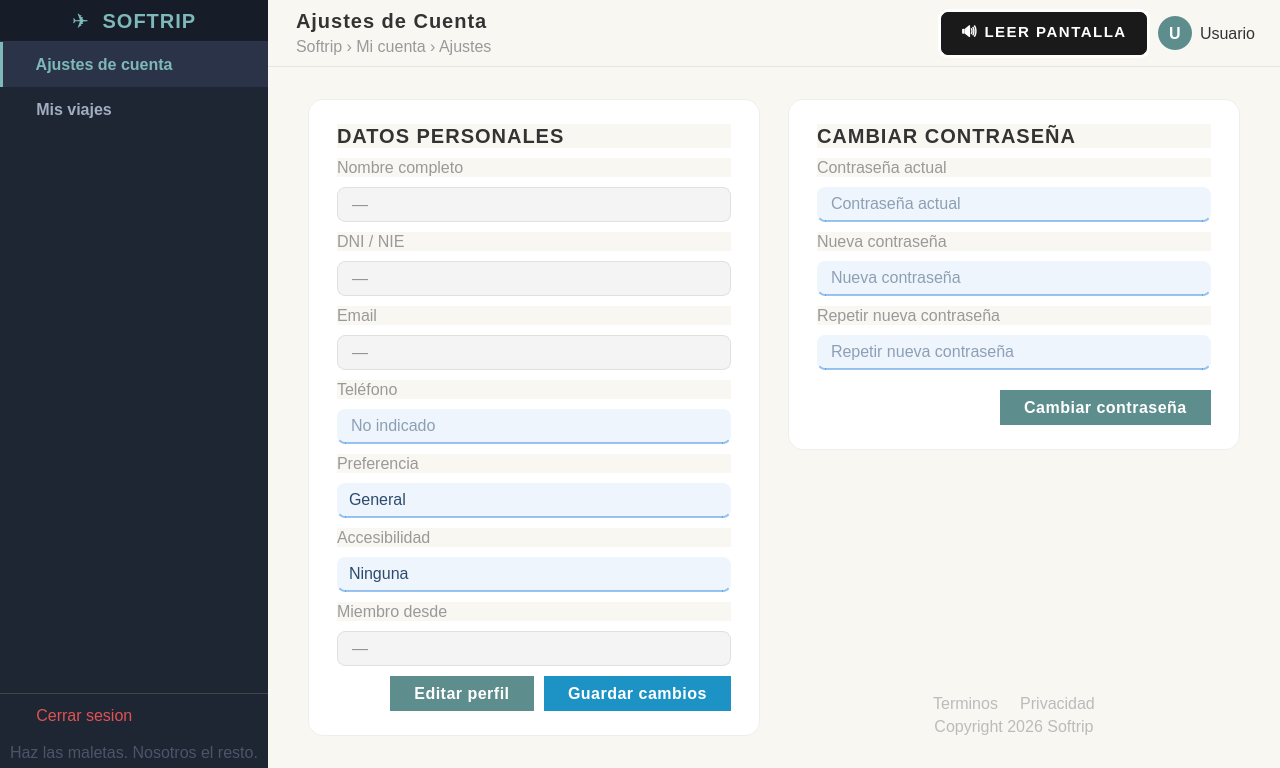
Old version of the form src/vista/ui/vistaAjustesCuenta.ui in the repository laraanton/InSo.
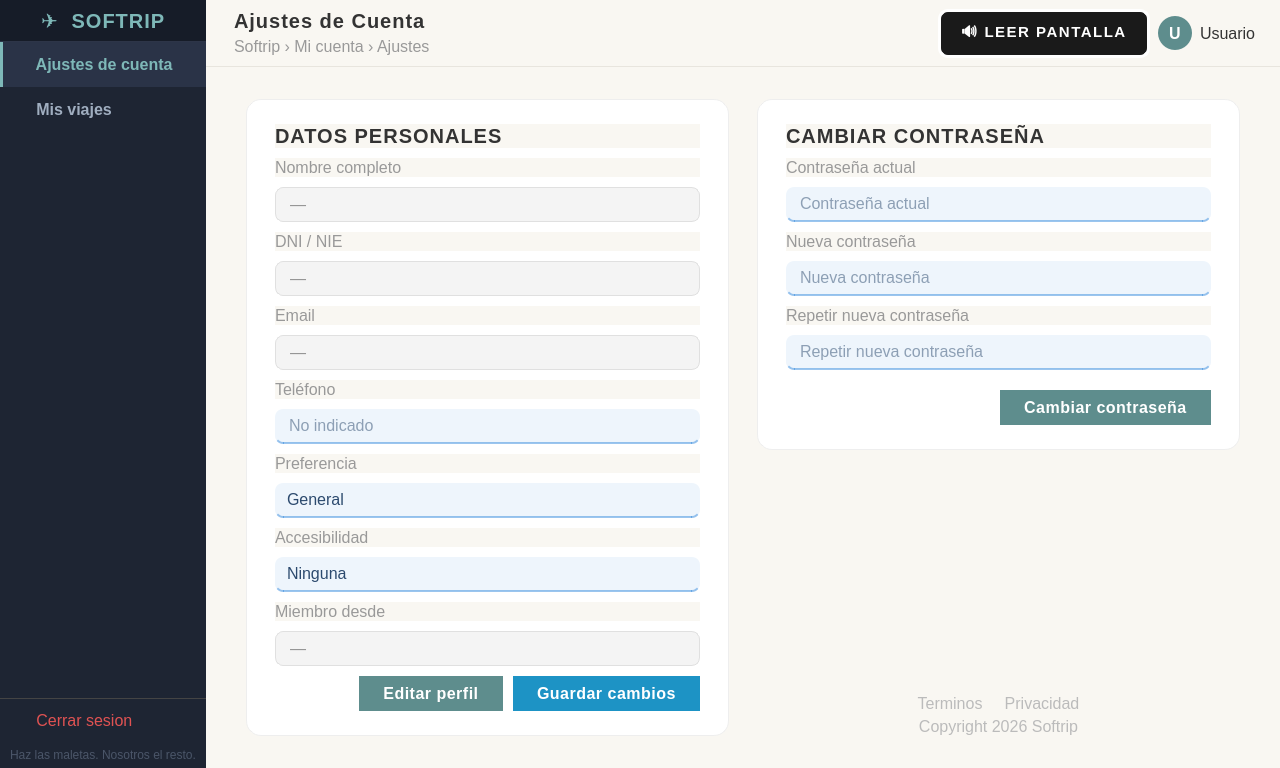
New version of the form.

Commit message:
Reduce font size for sidebar footer label
Decrease font size of sidebar footer label.

The edit to the form file:
```diff
--- a/src/vista/ui/vistaAjustesCuenta.ui
+++ b/src/vista/ui/vistaAjustesCuenta.ui
@@ -36,7 +36,7 @@
     font-size: 16px; color: #e05252; margin-top: 4px;
 }
 QPushButton#btnLogout:hover { background-color: #3a2020; color: #ff7070; border-left: 3px solid #ff7070; }
-QLabel#sidebarFooter { font-size: 16px; color: #4a5568; padding: 6px 10px; background-color: transparent; }
+QLabel#sidebarFooter { font-size: 12px; color: #4a5568; padding: 6px 10px; background-color: transparent; }
 QFrame#topbarFrame { background-color: #f9f7f2; border-bottom: 1px solid #e8e5de; }
 QLabel#pageTitle { font-size: 20px; font-weight: bold; color: #333333; letter-spacing: 1px; }
 QLabel#pageBreadcrumb { font-size: 16px; color: #999999; }
```
